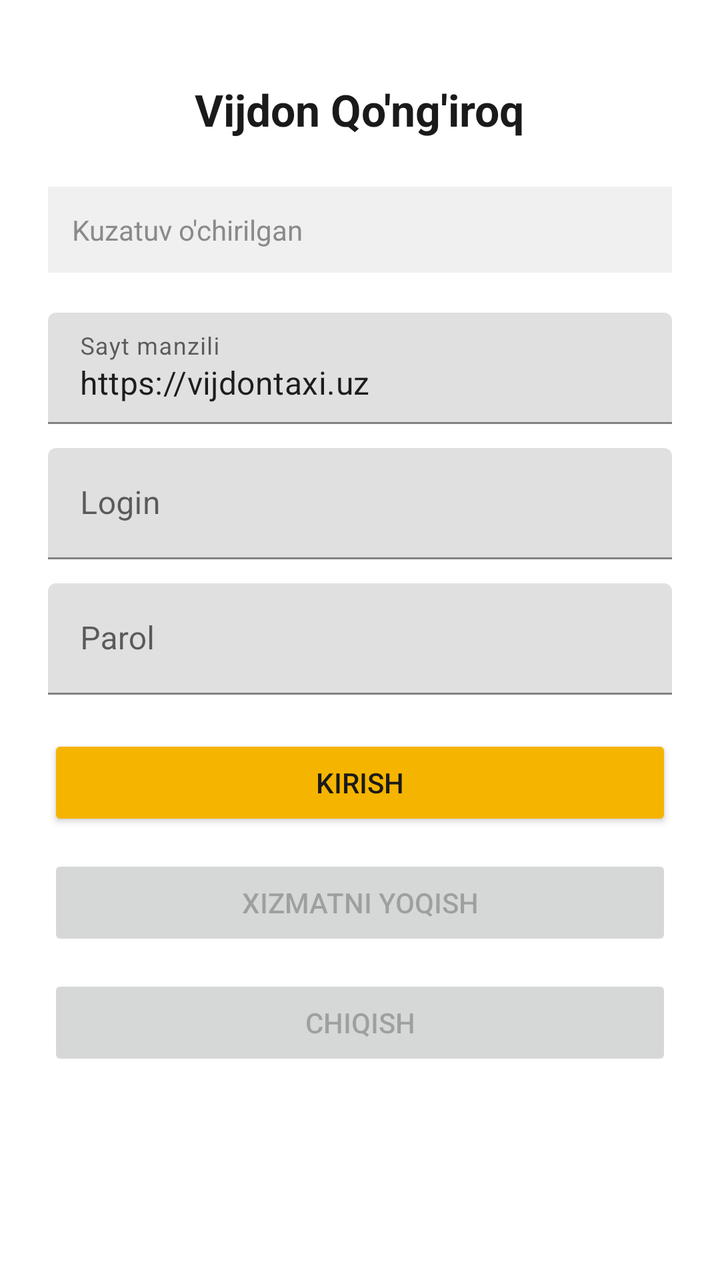
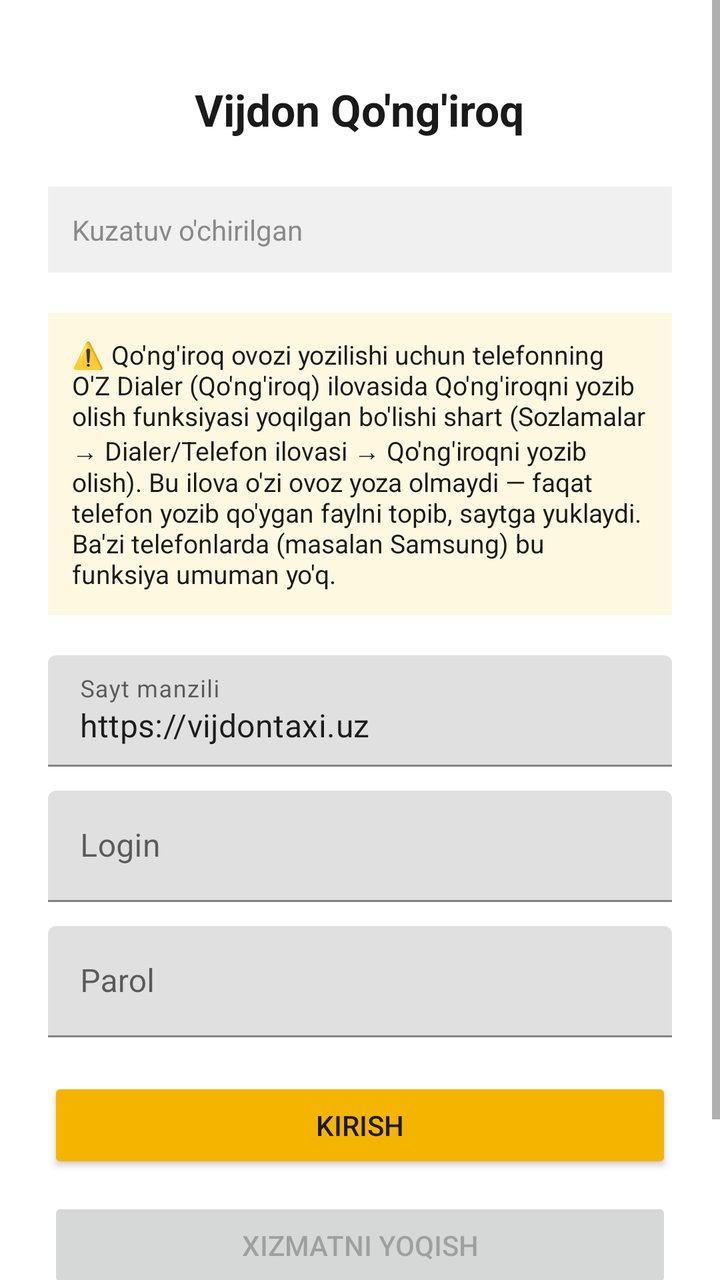

The first picture is an Android layout as it rendered before a commit; the second is the same layout after the commit. The layout source and the unified diff follow.
<!-- AndroidManifest.xml: application theme Theme.CallWatcher -->
<!-- res/layout/activity_main.xml -->
<?xml version="1.0" encoding="utf-8"?>
<ScrollView xmlns:android="http://schemas.android.com/apk/res/android"
    xmlns:app="http://schemas.android.com/apk/res-auto"
    android:layout_width="match_parent"
    android:layout_height="match_parent"
    android:fillViewport="true">

    <LinearLayout
        android:layout_width="match_parent"
        android:layout_height="wrap_content"
        android:orientation="vertical"
        android:padding="24dp">

        <TextView
            android:layout_width="wrap_content"
            android:layout_height="wrap_content"
            android:layout_gravity="center_horizontal"
            android:layout_marginTop="16dp"
            android:layout_marginBottom="24dp"
            android:text="@string/app_name"
            android:textColor="@color/text_dark"
            android:textSize="22sp"
            android:textStyle="bold" />

        <TextView
            android:id="@+id/statusText"
            android:layout_width="match_parent"
            android:layout_height="wrap_content"
            android:layout_marginBottom="20dp"
            android:background="#F0F0F0"
            android:padding="12dp"
            android:text="@string/status_stopped"
            android:textColor="@color/status_off" />

        <com.google.android.material.textfield.TextInputLayout
            android:layout_width="match_parent"
            android:layout_height="wrap_content"
            android:hint="@string/label_site_url">
            <com.google.android.material.textfield.TextInputEditText
                android:id="@+id/siteUrlInput"
                android:layout_width="match_parent"
                android:layout_height="wrap_content"
                android:inputType="textUri"
                android:text="https://vijdontaxi.uz" />
        </com.google.android.material.textfield.TextInputLayout>

        <com.google.android.material.textfield.TextInputLayout
            android:layout_width="match_parent"
            android:layout_height="wrap_content"
            android:layout_marginTop="12dp"
            android:hint="@string/label_username">
            <com.google.android.material.textfield.TextInputEditText
                android:id="@+id/usernameInput"
                android:layout_width="match_parent"
                android:layout_height="wrap_content"
                android:inputType="text" />
        </com.google.android.material.textfield.TextInputLayout>

        <com.google.android.material.textfield.TextInputLayout
            android:layout_width="match_parent"
            android:layout_height="wrap_content"
            android:layout_marginTop="12dp"
            android:hint="@string/label_password">
            <com.google.android.material.textfield.TextInputEditText
                android:id="@+id/passwordInput"
                android:layout_width="match_parent"
                android:layout_height="wrap_content"
                android:inputType="textPassword" />
        </com.google.android.material.textfield.TextInputLayout>

        <Button
            android:id="@+id/loginButton"
            android:layout_width="match_parent"
            android:layout_height="wrap_content"
            android:layout_marginTop="20dp"
            android:backgroundTint="@color/brand_yellow"
            android:text="@string/btn_login"
            android:textColor="@color/text_dark" />

        <Button
            android:id="@+id/toggleButton"
            android:layout_width="match_parent"
            android:layout_height="wrap_content"
            android:layout_marginTop="12dp"
            android:enabled="false"
            android:text="@string/btn_start" />

        <Button
            android:id="@+id/logoutButton"
            android:layout_width="match_parent"
            android:layout_height="wrap_content"
            android:layout_marginTop="12dp"
            android:enabled="false"
            android:text="@string/btn_logout" />

        <WebView
            android:id="@+id/loginWebView"
            android:layout_width="1dp"
            android:layout_height="1dp"
            android:visibility="invisible" />

    </LinearLayout>
</ScrollView>
<!-- resources referenced by this layout -->
<resources>
  <color name="brand_yellow">#F5B400</color>
  <color name="status_off">#8A8A8A</color>
  <color name="text_dark">#1A1A1A</color>
  <string name="app_name">Vijdon Qo\'ng\'iroq</string>
  <string name="btn_login">Kirish</string>
  <string name="btn_logout">Chiqish</string>
  <string name="btn_start">Xizmatni yoqish</string>
  <string name="label_password">Parol</string>
  <string name="label_site_url">Sayt manzili</string>
  <string name="label_username">Login</string>
  <string name="status_stopped">Kuzatuv o\'chirilgan</string>
  <style name="Theme.CallWatcher" parent="Theme.MaterialComponents.DayNight.NoActionBar">
          <item name="colorPrimary">@color/brand_yellow</item>
          <item name="colorPrimaryDark">@color/brand_yellow_dark</item>
          <item name="colorAccent">@color/brand_yellow_dark</item>
          <item name="android:windowBackground">@color/bg_light</item>
      </style>
  <color name="brand_yellow_dark">#C68F00</color>
  <color name="bg_light">#FFFFFF</color>
</resources>

<!-- the commit's change to res/layout/activity_main.xml (unified diff, before → after) -->
@@ -31,6 +31,16 @@
             android:padding="12dp"
             android:text="@string/status_stopped"
             android:textColor="@color/status_off" />
+
+        <TextView
+            android:layout_width="match_parent"
+            android:layout_height="wrap_content"
+            android:layout_marginBottom="20dp"
+            android:background="#FFF8E1"
+            android:padding="12dp"
+            android:text="@string/hint_enable_native_recording"
+            android:textColor="@color/text_dark"
+            android:textSize="13sp" />
 
         <com.google.android.material.textfield.TextInputLayout
             android:layout_width="match_parent"
<!-- resource entries referenced after the edit -->
@@ -7,6 +7,7 @@
   <string name="btn_login">Kirish</string>
   <string name="btn_logout">Chiqish</string>
   <string name="btn_start">Xizmatni yoqish</string>
+  <string name="hint_enable_native_recording">⚠️ Qo\'ng\'iroq ovozi yozilishi uchun telefonning O\'Z Dialer (Qo\'ng\'iroq) ilovasida "Qo\'ng\'iroqni yozib olish" funksiyasi yoqilgan bo\'lishi shart (Sozlamalar → Dialer/Telefon ilovasi → Qo\'ng\'iroqni yozib olish). Bu ilova o\'zi ovoz yoza olmaydi — faqat telefon yozib qo\'ygan faylni topib, saytga yuklaydi. Ba\'zi telefonlarda (masalan Samsung) bu funksiya umuman yo\'q.</string>
   <string name="label_password">Parol</string>
   <string name="label_site_url">Sayt manzili</string>
   <string name="label_username">Login</string>
